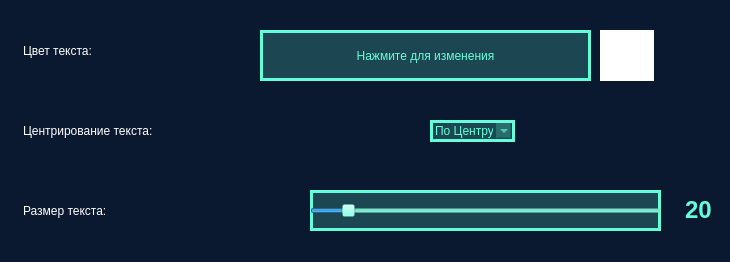
Qt form UncompiledUI/Parameters.ui (CyberBro9/aobp) before a commit.
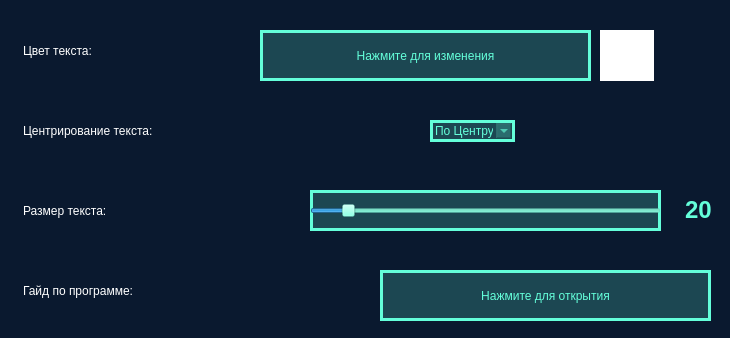
The same form after that commit.

Commit message: 5 ssd с астра линуксом только мои

The edit to the form file:
```diff
--- a/UncompiledUI/Parameters.ui
+++ b/UncompiledUI/Parameters.ui
@@ -7,7 +7,7 @@
     <x>0</x>
     <y>0</y>
     <width>730</width>
-    <height>262</height>
+    <height>338</height>
    </rect>
   </property>
   <property name="windowTitle">
@@ -200,6 +200,43 @@
     <string/>
    </property>
   </widget>
+  <widget class="QLabel" name="label_5">
+   <property name="geometry">
+    <rect>
+     <x>10</x>
+     <y>260</y>
+     <width>351</width>
+     <height>61</height>
+    </rect>
+   </property>
+   <property name="styleSheet">
+    <string notr="true">QLabel {
+	font: bold 24pt &quot;Yu Gothic UI&quot;; 
+	padding: 10px;
+	color: rgb(255, 255, 255)	
+}</string>
+   </property>
+   <property name="text">
+    <string>Гайд по программе:</string>
+   </property>
+  </widget>
+  <widget class="QPushButton" name="changeColor_2">
+   <property name="geometry">
+    <rect>
+     <x>380</x>
+     <y>270</y>
+     <width>331</width>
+     <height>51</height>
+    </rect>
+   </property>
+   <property name="styleSheet">
+    <string notr="true">background-color: rgba(100, 255, 218, 0.2); border: 3px solid rgb(100, 255, 218); font: bold 14pt &quot;Yu Gothic UI&quot;; color: #64ffda;
+        padding: 12px 20px;</string>
+   </property>
+   <property name="text">
+    <string>Нажмите для открытия</string>
+   </property>
+  </widget>
  </widget>
  <resources/>
  <connections/>
```
Left out of the diff: 7 changed lines with no effect on the pictures.
